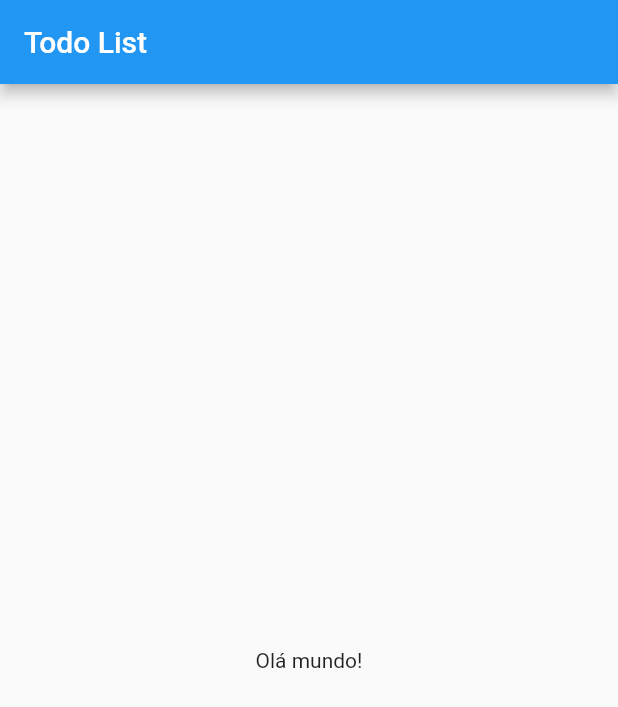
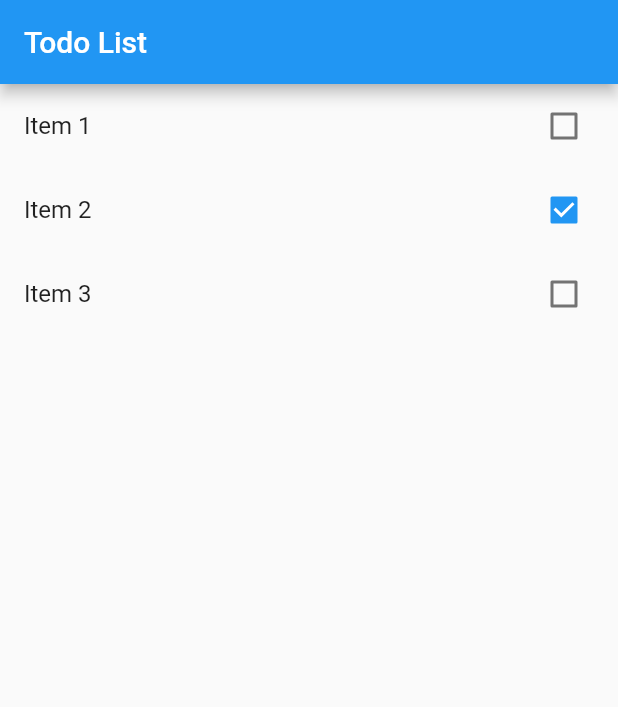
Before and after one commit to dmoitim/todo_flutter, a Flutter app: the screen it shows after launch, on a phone screen of 412 x 824 dp. Shown: the top 707 px of the screen. Run offline on Flutter 3.47's test engine with Material 2 defaults, Android fonts, the phone set to English and light mode, and no system bars.

Commit message:
Exibe a lista de items e seta o estado se marcado

```diff
--- a/lib/main.dart
+++ b/lib/main.dart
@@ -1,4 +1,6 @@
 import 'package:flutter/material.dart';
+
+import 'models/item.dart';
 
 void main() => runApp(App());
 
@@ -16,18 +18,43 @@ class App extends StatelessWidget {
   }
 }
 
-class HomePage extends StatelessWidget {
+class HomePage extends StatefulWidget {
+  var items = new List<Item>();
+
+  HomePage() {
+    items = [];
+    items.add(Item(title: "Item 1", done: false));
+    items.add(Item(title: "Item 2", done: true));
+    items.add(Item(title: "Item 3", done: false));
+  }
+
+  @override
+  _HomePageState createState() => _HomePageState();
+}
+
+class _HomePageState extends State<HomePage> {
   @override
   Widget build(BuildContext context) {
     return Scaffold(
-      appBar: AppBar(
-        title: Text("Todo List"),
-      ),
-      body: Container(
-        child: Center(
-          child: Text("Olá mundo!"),
+        appBar: AppBar(
+          title: Text("Todo List"),
         ),
-      ),
-    );
+        body: ListView.builder(
+          itemCount: widget.items.length,
+          itemBuilder: (BuildContext context, int index) {
+            final item = widget.items[index];
+
+            return CheckboxListTile(
+              title: Text(item.title),
+              key: Key(UniqueKey().toString()),
+              value: item.done,
+              onChanged: (value) {
+                setState(() {
+                  item.done = value;
+                });
+              },
+            );
+          },
+        ));
   }
 }
```
